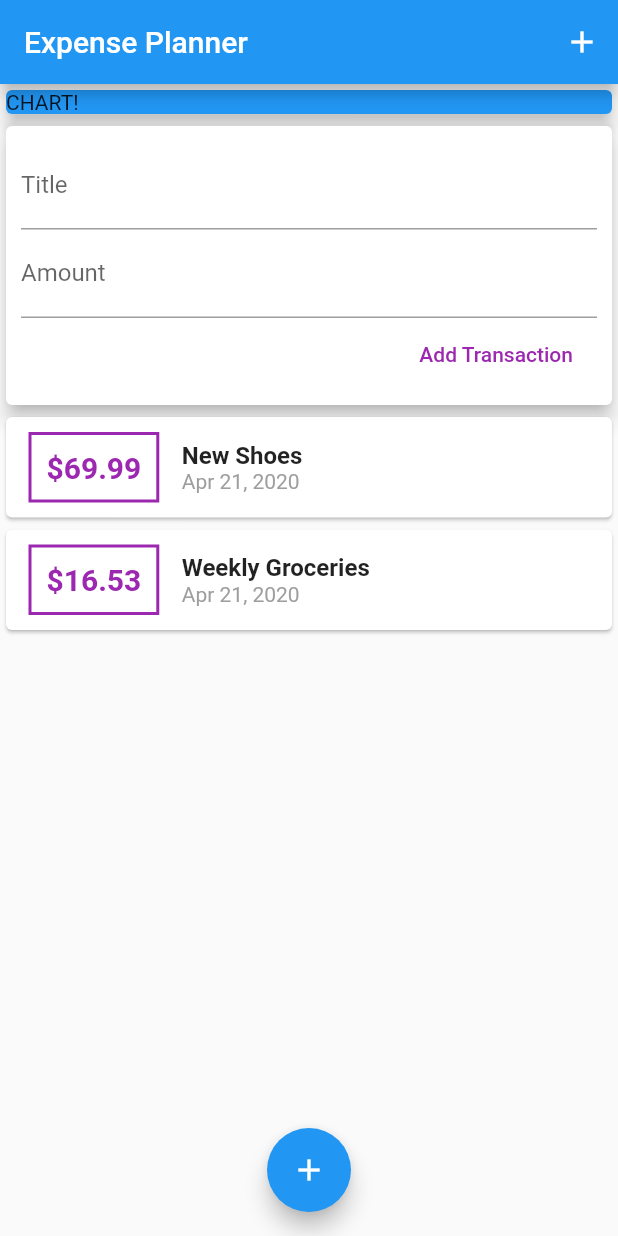
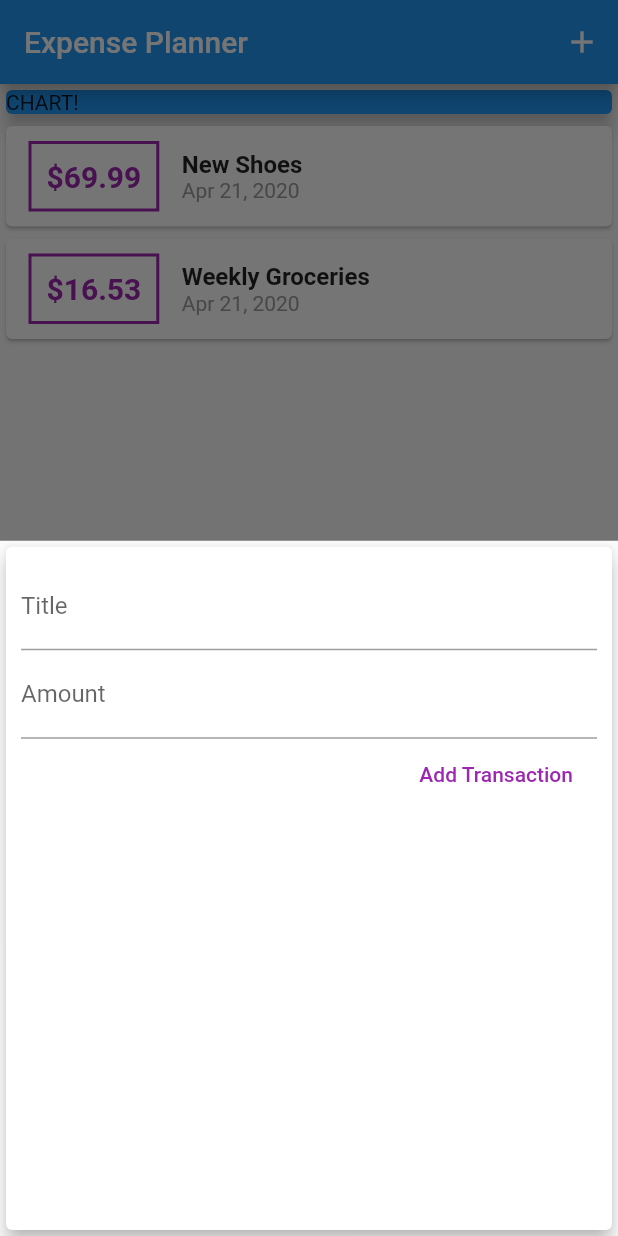
Before and after one commit to gjvpaet/expense-planner, a Flutter app: the screen it shows after launch, after a tap on the "add" icon, on a phone screen of 412 x 824 dp. Run offline on Flutter 3.47's test engine with Material 2 defaults, Android fonts, the phone set to English and light mode, and no system bars.

```diff
--- a/lib/main.dart
+++ b/lib/main.dart
@@ -1,6 +1,9 @@
 import 'package:flutter/material.dart';
 
-import './widgets/userTransactions.dart';
+import './widgets/transactionList.dart';
+import './widgets/newTransaction.dart';
+
+import './models/transaction.dart';
 
 void main() => runApp(MyApp());
 
@@ -18,7 +21,42 @@ class MyApp extends StatelessWidget {
   }
 }
 
-class MyHomePage extends StatelessWidget {
+class MyHomePage extends StatefulWidget {
+  @override
+  _MyHomePageState createState() => _MyHomePageState();
+}
+
+class _MyHomePageState extends State<MyHomePage> {
+  final List<Transaction> _userTransactions = [
+    Transaction(
+        id: 't1', title: 'New Shoes', amount: 69.99, date: DateTime.now()),
+    Transaction(
+        id: 't2',
+        title: 'Weekly Groceries',
+        amount: 16.53,
+        date: DateTime.now())
+  ];
+
+  void _addNewTransaction(String txTitle, double txAmount) {
+    final newTx = Transaction(
+        title: txTitle,
+        amount: txAmount,
+        date: DateTime.now(),
+        id: DateTime.now().toString());
+
+    setState(() {
+      _userTransactions.add(newTx);
+    });
+  }
+
+  void _startAddNewTransaction(ctx) {
+    showModalBottomSheet(
+        context: ctx,
+        builder: (_) {
+          return NewTransaction(_addNewTransaction);
+        });
+  }
+
   @override
   Widget build(BuildContext context) {
     return Scaffold(
@@ -29,7 +67,7 @@ class MyHomePage extends StatelessWidget {
             icon: Icon(
               Icons.add,
             ),
-            onPressed: () {},
+            onPressed: () => _startAddNewTransaction(context),
           ),
         ],
       ),
@@ -45,7 +83,7 @@ class MyHomePage extends StatelessWidget {
                 elevation: 5,
               ),
             ),
-            UserTransactions(),
+            TransactionList(_userTransactions),
           ],
         ),
       ),
@@ -53,7 +91,7 @@ class MyHomePage extends StatelessWidget {
         child: Icon(
           Icons.add,
         ),
-        onPressed: () {},
+        onPressed: () => _startAddNewTransaction(context),
       ),
       floatingActionButtonLocation: FloatingActionButtonLocation.centerFloat,
     );
--- a/lib/widgets/newTransaction.dart
+++ b/lib/widgets/newTransaction.dart
@@ -1,12 +1,18 @@
 import 'package:flutter/material.dart';
 
-class NewTransaction extends StatelessWidget {
+class NewTransaction extends StatefulWidget {
   final Function addTx;
 
+  NewTransaction(this.addTx);
+
+  @override
+  _NewTransactionState createState() => _NewTransactionState();
+}
+
+class _NewTransactionState extends State<NewTransaction> {
   final titleController = TextEditingController();
+
   final amountController = TextEditingController();
-
-  NewTransaction(this.addTx);
 
   void submitData() {
     final enteredTitle = titleController.text;
@@ -14,7 +20,9 @@ class NewTransaction extends StatelessWidget {
 
     if (enteredTitle.isEmpty || enteredAmount <= 0) return;
 
-    addTx(enteredTitle, enteredAmount);
+    widget.addTx(enteredTitle, enteredAmount);
+
+    Navigator.of(context).pop();
   }
 
   @override
--- a/lib/widgets/userTransactions.dart
+++ /dev/null
@@ -1,45 +0,0 @@
-import 'package:flutter/material.dart';
-
-import './newTransaction.dart';
-import './transactionList.dart';
-
-import '../models/transaction.dart';
-
-class UserTransactions extends StatefulWidget {
-  @override
-  _UserTransactionsState createState() => _UserTransactionsState();
-}
-
-class _UserTransactionsState extends State<UserTransactions> {
-  final List<Transaction> _userTransactions = [
-    Transaction(
-        id: 't1', title: 'New Shoes', amount: 69.99, date: DateTime.now()),
-    Transaction(
-        id: 't2',
-        title: 'Weekly Groceries',
-        amount: 16.53,
-        date: DateTime.now())
-  ];
-
-  void _addNewTransaction(String txTitle, double txAmount) {
-    final newTx = Transaction(
-        title: txTitle,
-        amount: txAmount,
-        date: DateTime.now(),
-        id: DateTime.now().toString());
-
-    setState(() {
-      _userTransactions.add(newTx);
-    });
-  }
-
-  @override
-  Widget build(BuildContext context) {
-    return Column(
-      children: <Widget>[
-        NewTransaction(_addNewTransaction),
-        TransactionList(_userTransactions),
-      ],
-    );
-  }
-}
```
